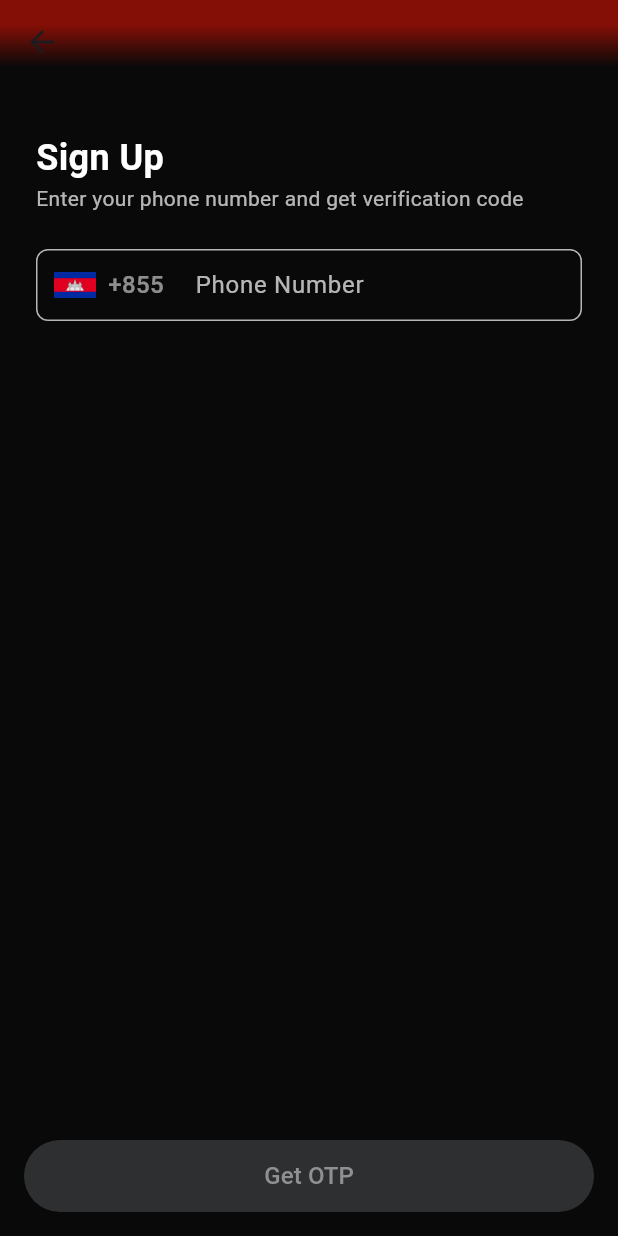
After one commit to SenglayPann/legend-cinema, a Flutter app: the SignUpScreen screen opened by its route, on a phone screen of 412 x 824 dp. The commit adds this screen. Run offline on Flutter 3.47's test engine with Material 3 defaults, Android fonts, the phone set to English and light mode, and no system bars; our stand-ins replace cloud_firestore, firebase_auth, firebase_core; accounts and stored records are empty.

Commit message:
Feat: added sign up screen

```diff
--- a/lib/core/constants/routes_list.dart
+++ b/lib/core/constants/routes_list.dart
@@ -1,5 +1,6 @@
 import 'package:flutter/widgets.dart';
 import '../../presentation/screens/splash/splash_screen.dart'; // Create these screens
+import '../../presentation/screens/signUp/sign_up_screen.dart';
 
 // 1. Define the model for a single route object
 class AppRoute {
@@ -15,5 +16,9 @@ const List<AppRoute> appRoutes = [
     name: '/',
     component: SplashScreen()
   ),
+  AppRoute(
+    name: '/signUp',
+    component: SignUpScreen()
+  ),
   // Add more routes here...
 ];
--- /dev/null
+++ b/lib/presentation/screens/signUp/sign_up_screen.dart
@@ -0,0 +1,179 @@
+import 'package:flutter/material.dart';
+import 'package:flutter/services.dart';
+import '../../widgets/custom_input_field.dart';
+
+class SignUpScreen extends StatefulWidget {
+  const SignUpScreen({Key? key}) : super(key: key);
+
+  @override
+  State<SignUpScreen> createState() => _SignUpScreenState();
+}
+
+class _SignUpScreenState extends State<SignUpScreen> {
+  final _formKey = GlobalKey<FormState>();
+  bool _isPhoneValid = false;
+  final TextEditingController _phoneController = TextEditingController();
+
+  @override
+  void initState() {
+    super.initState();
+    _phoneController.addListener(_onPhoneChanged);
+  }
+
+  @override
+  void dispose() {
+    _phoneController.dispose();
+    super.dispose();
+  }
+
+  void _onPhoneChanged() {
+    final digits = _phoneController.text.replaceAll(RegExp(r'\D'), '');
+    final valid = digits.length == 9;
+
+    if (valid) {
+      FocusScope.of(context).unfocus();
+    }
+
+    if (valid != _isPhoneValid) {
+      setState(() {
+        _isPhoneValid = valid;
+      });
+    }
+     setState(() {});
+  }
+
+  void _onGetOtp() {
+    if (_formKey.currentState?.validate() ?? false) {
+      final phoneNumber = '+855${_phoneController.text}';
+      debugPrint('Requesting OTP for: $phoneNumber');
+      // TODO: Navigate or call API...
+    }
+  }
+
+  String? _validatePhone(String? value) {
+    if (value == null || value.trim().isEmpty) {
+      return 'Please enter your phone number';
+    }
+    final digits = value.replaceAll(RegExp(r'\D'), '');
+    if (digits.length < 6 || digits.length > 9) {
+      return 'Enter a valid Cambodian phone number';
+    }
+    return null;
+  }
+
+  @override
+  Widget build(BuildContext context) {
+    final bottomInset = MediaQuery.of(context).viewInsets.bottom;
+    return Scaffold(
+      appBar: AppBar(
+        // title: const Text('Sign Up'),
+        centerTitle: true,
+        flexibleSpace: Container(
+          decoration: const BoxDecoration(
+            gradient: LinearGradient(
+              begin: Alignment.topCenter,
+              end: Alignment.bottomCenter,
+              colors: [
+                Color.fromARGB(255, 131, 15, 6),
+                Color(0xFF090909),
+              ],
+              stops: [0.3, 0.8]
+            ),
+          ),
+        ),
+        backgroundColor: Colors.transparent,
+        elevation: 0,
+      ),
+      backgroundColor: const Color(0xFF090909),
+      body: SafeArea(
+        child: GestureDetector(
+          onTap: () => FocusScope.of(context).unfocus(),
+          child: SingleChildScrollView(
+            padding: const EdgeInsets.symmetric(horizontal: 24, vertical: 32),
+            child: Form(
+              key: _formKey,
+              child: Column(
+                crossAxisAlignment: CrossAxisAlignment.start,
+                children: [
+                  // const SizedBox(height: 48),
+                  const Text(
+                    'Sign Up',
+                    style: TextStyle(
+                        fontSize: 24,
+                        fontWeight: FontWeight.w600,
+                        color: Colors.white),
+                  ),
+                  // const SizedBox(height: 24),
+                  const Text(
+                    'Enter your phone number and get verification code',
+                    style: TextStyle(color: Colors.white70),
+                  ),
+                  const SizedBox(height: 24),
+                  CustomInputField(
+                    controller: _phoneController,
+                    labelText: 'Phone Number',
+                    keyboardType: TextInputType.phone,
+                    maxLength: 9,
+                    inputFormatters: [
+                      FilteringTextInputFormatter.digitsOnly,
+                    ],
+                    validator: _validatePhone,
+                    prefix: Row(
+                      mainAxisSize: MainAxisSize.min,
+                      children: [
+                        Image.asset(
+                          'lib/assets/images/Flag_of_Cambodia.png',
+                          width: 28,
+                          height: 18,
+                          fit: BoxFit.contain,
+                        ),
+                        const SizedBox(width: 8),
+                        const Text(
+                          '+855',
+                          style: TextStyle(
+                              fontSize: 16, fontWeight: FontWeight.w500, color: Colors.white54),
+                        ),
+                        const SizedBox(width: 8),
+                        const VerticalDivider(width: 1, thickness: 1),
+                      ],
+                    ),
+                  ),
+
+                  const SizedBox(height: 16),
+                  SizedBox(height: MediaQuery.of(context).size.height * 0.25),
+                ],
+              ),
+            ),
+          ),
+        ),
+      ),
+      bottomNavigationBar: SafeArea(
+        minimum: EdgeInsets.only(bottom: bottomInset),
+        child: Padding(
+          padding: const EdgeInsets.fromLTRB(16, 8, 16, 16),
+          child: SizedBox(
+            height: 48,
+            child: ElevatedButton(
+              onPressed: _isPhoneValid ? _onGetOtp : null,
+              style: ButtonStyle(
+                backgroundColor: MaterialStateProperty.resolveWith<Color>(
+                  (states) {
+                    if (states.contains(MaterialState.disabled)) {
+                      return Color.fromARGB(255, 46, 47, 48); // color when disabled
+                    }
+                    return Colors.red; // color when enabled
+                  },
+                ),
+                foregroundColor: MaterialStateProperty.all(Colors.white),
+                shape: MaterialStateProperty.all(
+                  RoundedRectangleBorder(borderRadius: BorderRadius.circular(24)),
+                ),
+              ),
+              child: const Text('Get OTP', style: TextStyle(fontSize: 16, color: Color(0xFF8D9192))),
+            ),
+          ),
+        ),
+      ),
+    );
+  }
+}
--- /dev/null
+++ b/lib/presentation/widgets/custom_input_field.dart
@@ -0,0 +1,78 @@
+import 'package:flutter/material.dart';
+import 'package:flutter/services.dart';
+
+class CustomInputField extends StatelessWidget {
+  final TextEditingController controller;
+  final String labelText;
+  final TextInputType keyboardType;
+  final List<TextInputFormatter>? inputFormatters;
+  final String? Function(String?)? validator;
+  final Widget? prefix;
+  final bool obscureText;
+  final int? maxLength;
+
+  const CustomInputField({
+    Key? key,
+    required this.controller,
+    required this.labelText,
+    required this.keyboardType,
+    this.inputFormatters,
+    this.validator,
+    this.prefix,
+    this.obscureText = false,
+    this.maxLength,
+  }) : super(key: key);
+
+  @override
+  Widget build(BuildContext context) {
+
+    final formatters = [
+      ...?inputFormatters,
+      if (maxLength != null) LengthLimitingTextInputFormatter(maxLength),
+    ];
+    return TextFormField(
+      controller: controller,
+      keyboardType: keyboardType,
+      inputFormatters: formatters,
+      validator: validator,
+      obscureText: obscureText,
+      cursorColor: Colors.white70,
+      style: const TextStyle(
+        color: Colors.white70,
+      ),
+      decoration: InputDecoration(
+        border: OutlineInputBorder(
+          borderRadius: BorderRadius.circular(8),
+          borderSide: const BorderSide(color: Colors.white70),
+        ),
+        enabledBorder: OutlineInputBorder(
+          borderRadius: BorderRadius.circular(8),
+          borderSide: const BorderSide(color: Colors.white70),
+        ),
+        focusedBorder: OutlineInputBorder(
+          borderRadius: BorderRadius.circular(8),
+          borderSide: const BorderSide(color: Colors.white70),
+        ),
+        labelText: labelText,
+        labelStyle: const TextStyle(color: Colors.white70),
+        floatingLabelBehavior: FloatingLabelBehavior.auto,
+        prefixIconConstraints: const BoxConstraints(minWidth: 0, minHeight: 0),
+        prefixIcon: prefix != null
+            ? Padding(
+                padding: const EdgeInsets.only(left: 12, right: 8),
+                child: prefix,
+              )
+            : null,
+        contentPadding: const EdgeInsets.symmetric(vertical: 12, horizontal: 12),
+        suffixIcon: controller.text.isNotEmpty
+        ? IconButton(
+            onPressed: () {
+              controller.clear();
+            },
+            icon: const Icon(Icons.close, color: Colors.white),
+          )
+        : null,
+      ),
+    );
+  }
+}
```
Also changed, not shown: lib/data/services/auth_services.dart (+74 -0 lines), lib/assets/images/Flag_of_Cambodia.png (added).
